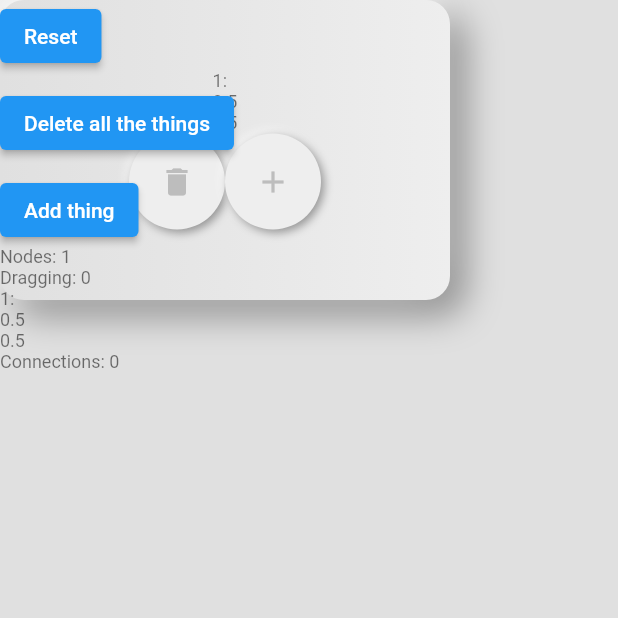
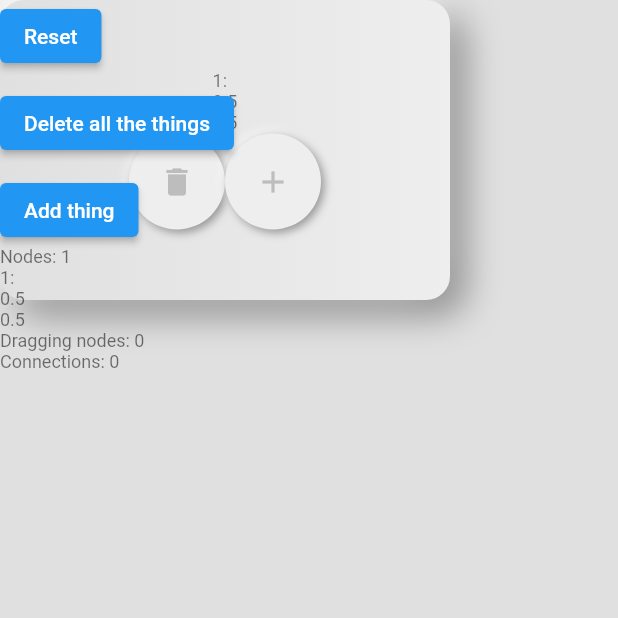
Before and after one commit to prosac/flutter_pan_and_zoom_canvas, a Flutter app: the screen it shows after launch, after a tap on "Add thing", on a phone screen of 412 x 824 dp, the top half of it. Run offline on Flutter 3.47's test engine with Material 2 defaults, Android fonts, the phone set to English and light mode, and no system bars; drawn by our look-alikes of flutter_neumorphic.

Commit message:
separate debug output of dragging nodes

```diff
--- a/lib/work_bench.dart
+++ b/lib/work_bench.dart
@@ -83,9 +83,14 @@ class WorkBenchState extends State<WorkBench> {
               ElevatedButton(onPressed: _deleteAllTheThings, child: Text('Delete all the things')),
               Padding(padding: EdgeInsets.only(bottom: 10.0)),
               ElevatedButton(onPressed: () => addThing(model, correctedCenter), child: Text('Add thing')),
-              Text('Nodes: ${model.nodes.length}\nDragging: ${model.draggingNodes.length}',
+              Text('Nodes: ${model.nodes.length}',
                   style: Theme.of(context).textTheme.bodySmall),
               ...model.nodes.map((node) {
+                return Text('${node.toString()}', style: Theme.of(context).textTheme.bodySmall);
+              }).toList(),
+              Text('Dragging nodes: ${model.draggingNodes.length}',
+                  style: Theme.of(context).textTheme.bodySmall),
+              ...model.draggingNodes.map((node) {
                 return Text('${node.toString()}', style: Theme.of(context).textTheme.bodySmall);
               }).toList(),
               Text('Connections: ${model.connections.length}', style: Theme.of(context).textTheme.bodySmall),
```
